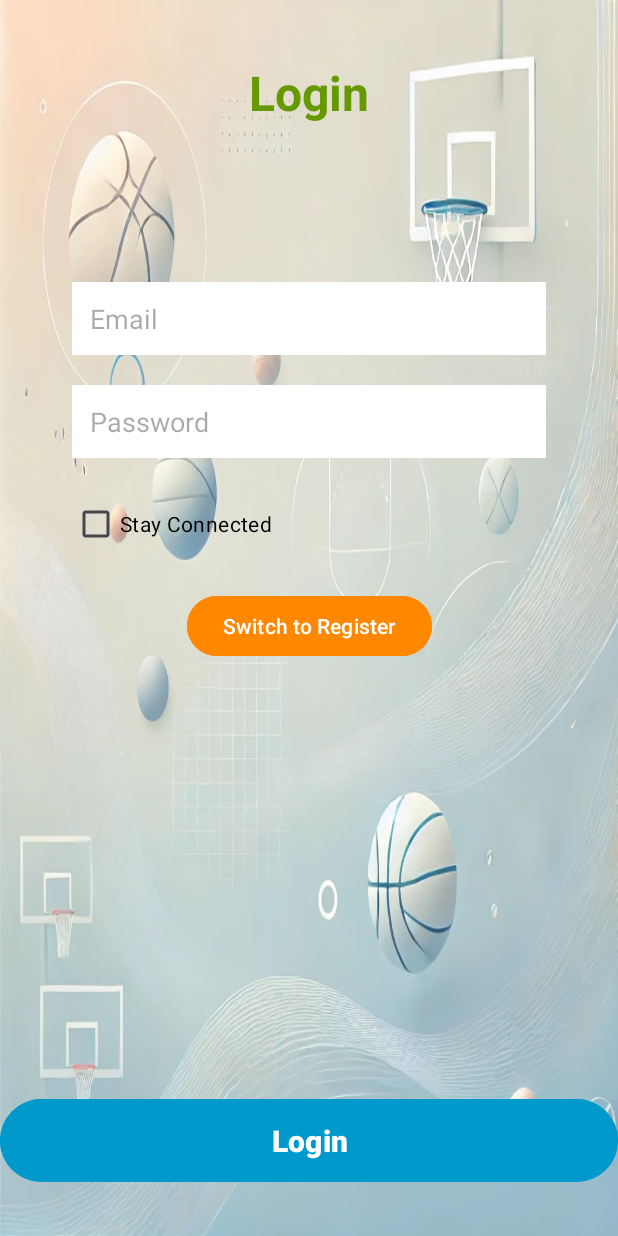
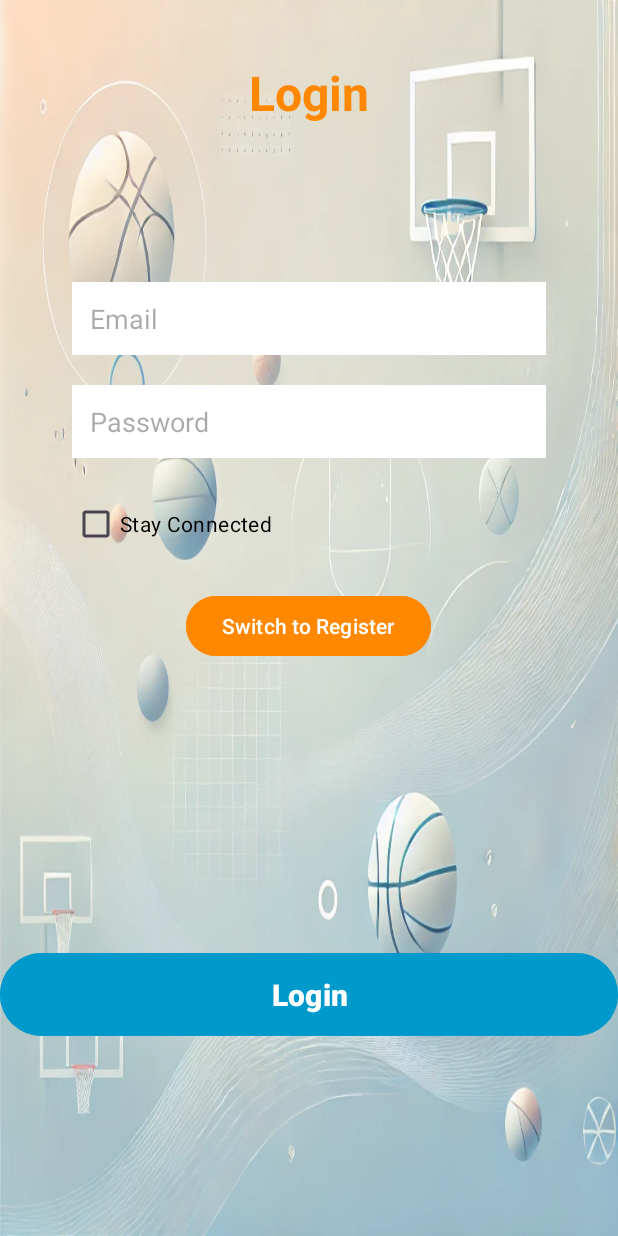
Before and after one commit to za6200/CourtMaster, an Android app: the screen it shows after launch (Registration), on a phone screen of 412 x 824 dp. Run offline under Robolectric (Android 15) with nearby library versions, the phone set to English and light mode, and no system bars; our stand-ins replace Firebase (no records; nobody signed in at launch, a user with empty details on screens opened directly).

Commit message:
fixed layout design register

```diff
--- a/app/src/main/res/layout/activity_registration.xml
+++ b/app/src/main/res/layout/activity_registration.xml
@@ -1,11 +1,12 @@
 <?xml version="1.0" encoding="utf-8"?>
-<androidx.constraintlayout.widget.ConstraintLayout
+<LinearLayout
     xmlns:android="http://schemas.android.com/apk/res/android"
     xmlns:app="http://schemas.android.com/apk/res-auto"
     xmlns:tools="http://schemas.android.com/tools"
     android:id="@+id/rootLayout"
     android:layout_width="match_parent"
     android:layout_height="match_parent"
+    android:orientation="vertical"
     android:background="@drawable/loginbackground"
     tools:context=".Registration">
 
@@ -13,19 +14,17 @@
         android:id="@+id/tVtitle"
         android:layout_width="wrap_content"
         android:layout_height="wrap_content"
+        android:layout_gravity="center_horizontal"
+        android:layout_marginTop="40dp"
+        android:gravity="center"
         android:text="Login"
+        android:textColor="@android:color/holo_orange_dark"
         android:textSize="32sp"
-        android:textStyle="bold"
-        android:textColor="@android:color/holo_green_dark"
-        android:gravity="center"
-        app:layout_constraintTop_toTopOf="parent"
-        app:layout_constraintLeft_toLeftOf="parent"
-        app:layout_constraintRight_toRightOf="parent"
-        android:layout_marginTop="40dp" />
+        android:textStyle="bold" />
 
     <EditText
         android:id="@+id/eTname"
-        android:layout_width="0dp"
+        android:layout_width="match_parent"
         android:layout_height="wrap_content"
         android:visibility="invisible"
         android:hint="Name"
@@ -33,41 +32,32 @@
         android:ems="10"
         android:padding="12dp"
         android:background="@android:color/white"
-        app:layout_constraintTop_toBottomOf="@+id/tVtitle"
-        app:layout_constraintLeft_toLeftOf="parent"
-        app:layout_constraintRight_toRightOf="parent"
         android:layout_marginStart="48dp"
         android:layout_marginEnd="48dp"
         android:layout_marginTop="36dp" />
 
     <EditText
         android:id="@+id/eTemail"
-        android:layout_width="0dp"
+        android:layout_width="match_parent"
         android:layout_height="wrap_content"
         android:hint="Email"
         android:inputType="textEmailAddress"
         android:ems="10"
         android:padding="12dp"
         android:background="@android:color/white"
-        app:layout_constraintTop_toBottomOf="@+id/eTname"
-        app:layout_constraintLeft_toLeftOf="parent"
-        app:layout_constraintRight_toRightOf="parent"
         android:layout_marginStart="48dp"
         android:layout_marginEnd="48dp"
         android:layout_marginTop="20dp" />
 
     <EditText
         android:id="@+id/eTpass"
-        android:layout_width="0dp"
+        android:layout_width="match_parent"
         android:layout_height="wrap_content"
         android:hint="Password"
         android:inputType="textPassword"
         android:ems="10"
         android:padding="12dp"
         android:background="@android:color/white"
-        app:layout_constraintTop_toBottomOf="@+id/eTemail"
-        app:layout_constraintLeft_toLeftOf="parent"
-        app:layout_constraintRight_toRightOf="parent"
         android:layout_marginStart="48dp"
         android:layout_marginEnd="48dp"
         android:layout_marginTop="20dp" />
@@ -78,8 +68,6 @@
         android:layout_height="wrap_content"
         android:text="Stay Connected"
         android:textColor="@android:color/black"
-        app:layout_constraintTop_toBottomOf="@+id/eTpass"
-        app:layout_constraintLeft_toLeftOf="parent"
         android:layout_marginStart="48dp"
         android:layout_marginTop="20dp" />
 
@@ -91,15 +79,17 @@
         android:textSize="14sp"
         android:textColor="@android:color/white"
         android:backgroundTint="@android:color/holo_orange_dark"
-        app:layout_constraintTop_toBottomOf="@+id/cBstayconnect"
-        app:layout_constraintLeft_toLeftOf="parent"
-        app:layout_constraintRight_toRightOf="parent"
+        android:layout_gravity="center_horizontal"
         android:layout_marginTop="20dp"
         android:onClick="switchToRegister" />
 
+    <Space
+        android:layout_width="match_parent"
+        android:layout_height="190dp" />
+
     <Button
         android:id="@+id/login"
-        android:layout_width="0dp"
+        android:layout_width="match_parent"
         android:layout_height="wrap_content"
         android:layout_marginBottom="32dp"
         android:backgroundTint="@android:color/holo_blue_dark"
@@ -108,9 +98,6 @@
         android:text="Login"
         android:textColor="@android:color/white"
         android:textSize="20sp"
-        android:textStyle="bold"
-        app:layout_constraintBottom_toBottomOf="parent"
-        app:layout_constraintLeft_toLeftOf="parent"
-        app:layout_constraintRight_toRightOf="parent" />
+        android:textStyle="bold" />
 
-</androidx.constraintlayout.widget.ConstraintLayout>
+</LinearLayout>
```
